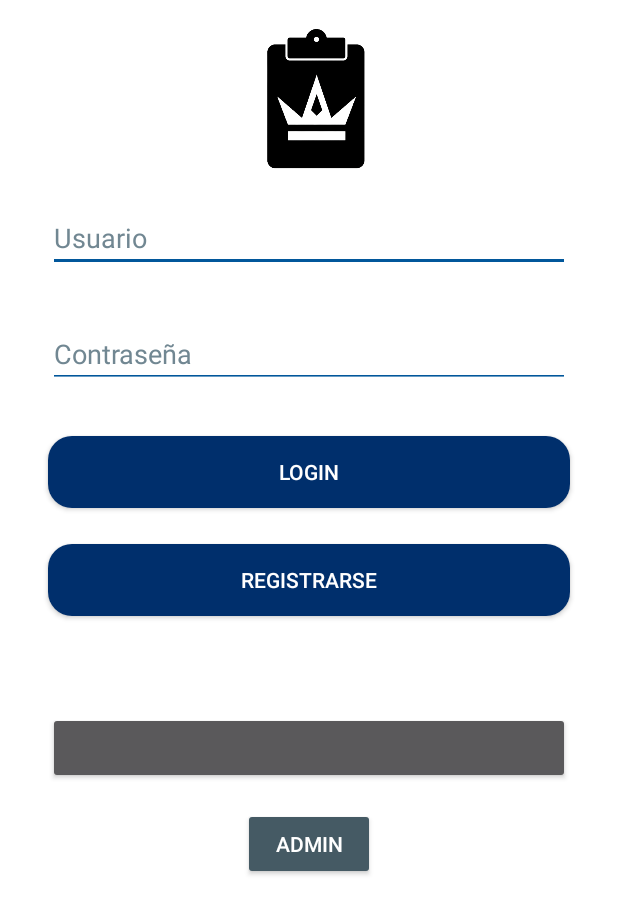
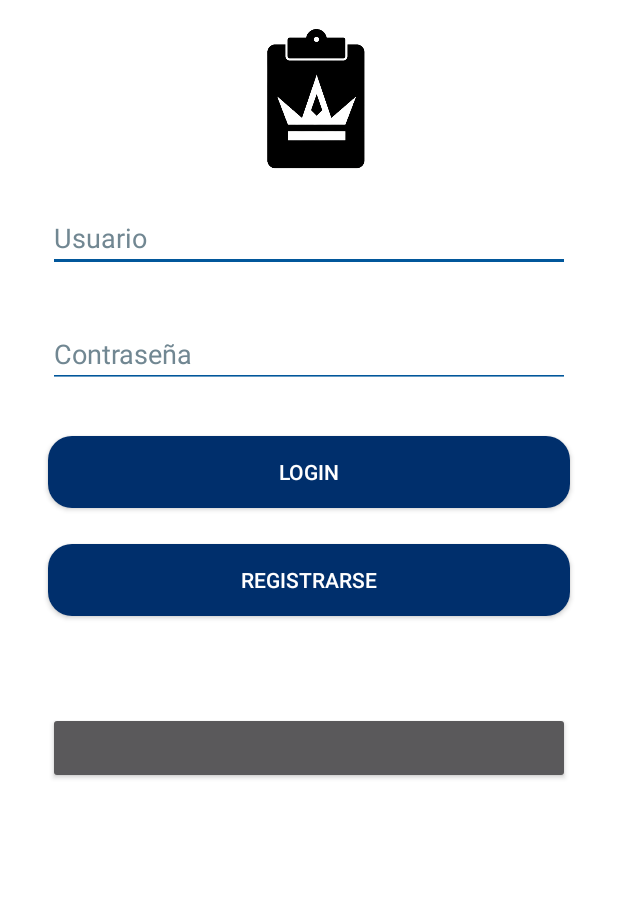
Before and after one commit to EduardoHerMn/TaskMaster, an Android app: the screen it shows after launch (MainActivity), on a phone screen of 412 x 824 dp. Shown: the top 914 px of the screen. Run offline under Robolectric (Android 15) with nearby library versions, the phone set to English and light mode, and no system bars; plain views replace LoginButton; 1 statement that could not run was skipped.

Commit message:
comentar admin y toast con llave

```diff
--- a/app/src/main/java/com/example/taskmaster2/MainActivity.kt
+++ b/app/src/main/java/com/example/taskmaster2/MainActivity.kt
@@ -41,7 +41,7 @@ class MainActivity : AppCompatActivity() {
         var btnLoginFacebook = findViewById<Button>(R.id.btnLoginFacebook)
         var btnRegister = findViewById<Button>(R.id.btnRegister)
         var btnLogin = findViewById<Button>(R.id.btnLogin)
-        var viewTaskRegister=findViewById<Button>(R.id.ViewTaskRegister)
+        //var viewTaskRegister=findViewById<Button>(R.id.ViewTaskRegister)
 
         btnLoginFacebook.setOnClickListener(View.OnClickListener {
             // Login
@@ -91,7 +91,7 @@ class MainActivity : AppCompatActivity() {
                 override fun onResponse(call: Call<Token>, response: Response<Token>) {
                     if (response.isSuccessful){
                         //recibir token
-                        Toast.makeText(this@MainActivity, response.body()!!.key, Toast.LENGTH_SHORT).show()
+                        //Toast.makeText(this@MainActivity, response.body()!!.key, Toast.LENGTH_SHORT).show()
                         //Log.d("ABC", response.body()!!.key)
                         //Log.d("ABC", "funcionaaa")
                         //guardar la llave
@@ -125,11 +125,13 @@ class MainActivity : AppCompatActivity() {
             startActivity(intent)
         })
 
+        /*
         viewTaskRegister.setOnClickListener(View.OnClickListener {
             //Toast.makeText(this, item.get("url").toString(), Toast.LENGTH_SHORT).show()
             val intent = Intent(this, Inicio::class.java)
             startActivity(intent)
         })
+         */
 
     }
 
--- a/app/src/main/res/layout/activity_main.xml
+++ b/app/src/main/res/layout/activity_main.xml
@@ -106,6 +106,7 @@
             app:layout_constraintStart_toStartOf="parent"
             app:layout_constraintTop_toBottomOf="@+id/btnRegister" />
 
+        <!--
         <Button
             android:id="@+id/ViewTaskRegister"
             android:layout_width="wrap_content"
@@ -116,5 +117,8 @@
             app:layout_constraintStart_toStartOf="parent"
             app:layout_constraintTop_toBottomOf="@+id/btnLoginFacebook"
             android:backgroundTint="@color/colorSecondary"/>
+
+            -->
+
     </androidx.constraintlayout.widget.ConstraintLayout>
 </ScrollView>
```
